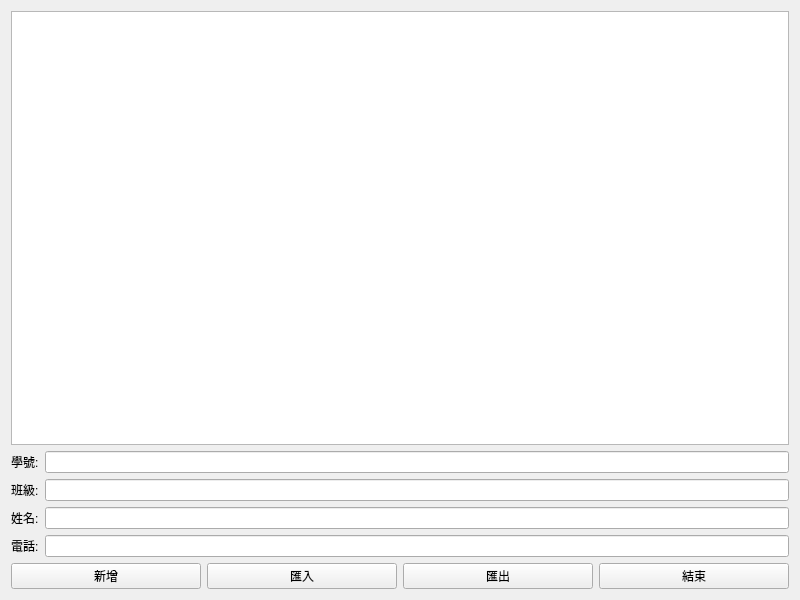
Before: the Qt Designer form widget.ui in kaiiilul/ContactBook, drawn with Qt 5.
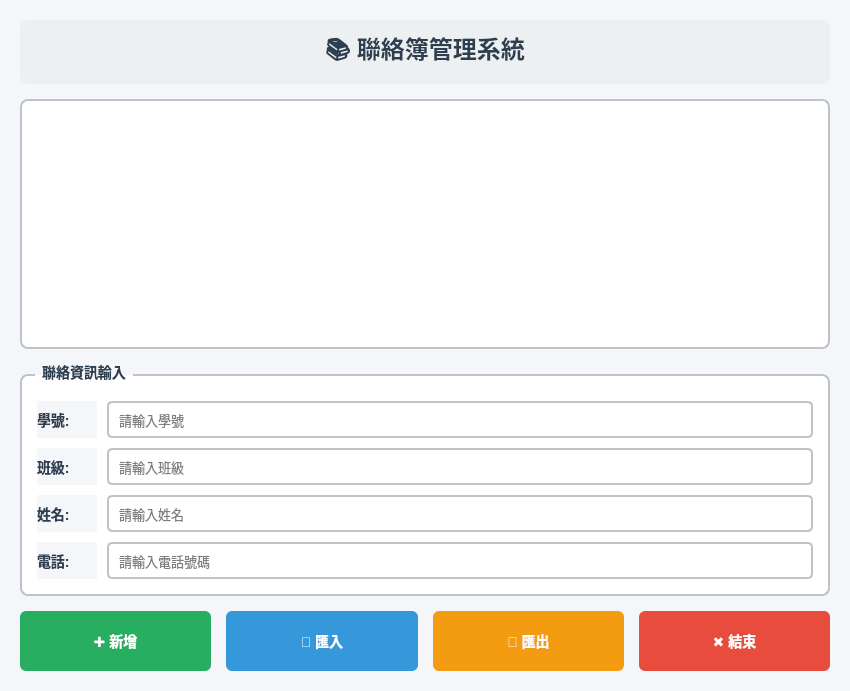
After: the same form once the commit is applied.

Commit message: Beautify UI with modern color scheme and improved layout

Patch:
```diff
--- a/widget.ui
+++ b/widget.ui
@@ -6,19 +6,208 @@
    <rect>
     <x>0</x>
     <y>0</y>
-    <width>800</width>
-    <height>600</height>
+    <width>850</width>
+    <height>650</height>
    </rect>
   </property>
   <property name="windowTitle">
-   <string>Widget</string>
+   <string>聯絡簿管理系統</string>
+  </property>
+  <property name="styleSheet">
+   <string notr="true">QWidget {
+    background-color: #f5f6fa;
+}
+
+QLabel {
+    color: #2c3e50;
+    font-size: 14px;
+    font-weight: bold;
+    min-width: 60px;
+}
+
+QLineEdit {
+    padding: 8px;
+    border: 2px solid #bdc3c7;
+    border-radius: 5px;
+    background-color: white;
+    font-size: 13px;
+}
+
+QLineEdit:focus {
+    border: 2px solid #3498db;
+}
+
+QTableWidget {
+    background-color: white;
+    border: 2px solid #bdc3c7;
+    border-radius: 8px;
+    gridline-color: #ecf0f1;
+    font-size: 13px;
+}
+
+QTableWidget::item {
+    padding: 5px;
+}
+
+QTableWidget::item:selected {
+    background-color: #3498db;
+    color: white;
+}
+
+QHeaderView::section {
+    background-color: #34495e;
+    color: white;
+    padding: 8px;
+    border: none;
+    font-weight: bold;
+    font-size: 13px;
+}
+
+QPushButton {
+    padding: 10px 20px;
+    border: none;
+    border-radius: 6px;
+    font-size: 14px;
+    font-weight: bold;
+    min-width: 100px;
+    min-height: 40px;
+}
+
+QPushButton:hover {
+    opacity: 0.9;
+}
+
+QPushButton:pressed {
+    padding-top: 12px;
+    padding-bottom: 8px;
+}
+
+QPushButton#pushButton {
+    background-color: #27ae60;
+    color: white;
+}
+
+QPushButton#pushButton:hover {
+    background-color: #229954;
+}
+
+QPushButton#pushButton_3 {
+    background-color: #3498db;
+    color: white;
+}
+
+QPushButton#pushButton_3:hover {
+    background-color: #2980b9;
+}
+
+QPushButton#pushButton_2 {
+    background-color: #f39c12;
+    color: white;
+}
+
+QPushButton#pushButton_2:hover {
+    background-color: #d68910;
+}
+
+QPushButton#pushButton_4 {
+    background-color: #e74c3c;
+    color: white;
+}
+
+QPushButton#pushButton_4:hover {
+    background-color: #c0392b;
+}</string>
   </property>
   <layout class="QVBoxLayout" name="verticalLayout">
+   <property name="spacing">
+    <number>15</number>
+   </property>
+   <property name="leftMargin">
+    <number>20</number>
+   </property>
+   <property name="topMargin">
+    <number>20</number>
+   </property>
+   <property name="rightMargin">
+    <number>20</number>
+   </property>
+   <property name="bottomMargin">
+    <number>20</number>
+   </property>
    <item>
-    <widget class="QTableWidget" name="tableWidget"/>
+    <widget class="QLabel" name="titleLabel">
+     <property name="text">
+      <string>📚 聯絡簿管理系統</string>
+     </property>
+     <property name="alignment">
+      <set>Qt::AlignCenter</set>
+     </property>
+     <property name="styleSheet">
+      <string notr="true">QLabel {
+    font-size: 24px;
+    font-weight: bold;
+    color: #2c3e50;
+    padding: 10px;
+    background-color: #ecf0f1;
+    border-radius: 8px;
+}</string>
+     </property>
+    </widget>
    </item>
+   <item>
+    <widget class="QTableWidget" name="tableWidget">
+     <property name="minimumSize">
+      <size>
+       <width>0</width>
+       <height>250</height>
+      </size>
+     </property>
+    </widget>
+   </item>
+   <item>
+    <widget class="QGroupBox" name="groupBox">
+     <property name="title">
+      <string>聯絡資訊輸入</string>
+     </property>
+     <property name="styleSheet">
+      <string notr="true">QGroupBox {
+    border: 2px solid #bdc3c7;
+    border-radius: 8px;
+    margin-top: 10px;
+    padding-top: 10px;
+    background-color: white;
+    font-weight: bold;
+    font-size: 14px;
+    color: #2c3e50;
+}
+
+QGroupBox::title {
+    subcontrol-origin: margin;
+    left: 15px;
+    padding: 0 5px;
+}</string>
+     </property>
+     <layout class="QVBoxLayout" name="verticalLayout_2">
+      <property name="spacing">
+       <number>10</number>
+      </property>
+      <property name="leftMargin">
+       <number>15</number>
+      </property>
+      <property name="topMargin">
+       <number>15</number>
+      </property>
+      <property name="rightMargin">
+       <number>15</number>
+      </property>
+      <property name="bottomMargin">
+       <number>15</number>
+      </property>
    <item>
     <layout class="QHBoxLayout" name="horizontalLayout">
+        <property name="spacing">
+         <number>10</number>
+        </property>
      <item>
       <widget class="QLabel" name="label">
        <property name="text">
@@ -27,12 +216,19 @@
       </widget>
      </item>
      <item>
-      <widget class="QLineEdit" name="lineEdit"/>
+         <widget class="QLineEdit" name="lineEdit">
+          <property name="placeholderText">
+           <string>請輸入學號</string>
+          </property>
+         </widget>
      </item>
     </layout>
    </item>
    <item>
     <layout class="QHBoxLayout" name="horizontalLayout_2">
+        <property name="spacing">
+         <number>10</number>
+        </property>
      <item>
       <widget class="QLabel" name="label_4">
        <property name="text">
@@ -41,12 +237,19 @@
       </widget>
      </item>
      <item>
-      <widget class="QLineEdit" name="lineEdit_4"/>
+         <widget class="QLineEdit" name="lineEdit_4">
+          <property name="placeholderText">
+           <string>請輸入班級</string>
+          </property>
+         </widget>
      </item>
     </layout>
    </item>
    <item>
     <layout class="QHBoxLayout" name="horizontalLayout_3">
+        <property name="spacing">
+         <number>10</number>
+        </property>
      <item>
       <widget class="QLabel" name="label_2">
        <property name="text">
@@ -55,12 +258,19 @@
       </widget>
      </item>
      <item>
-      <widget class="QLineEdit" name="lineEdit_2"/>
+         <widget class="QLineEdit" name="lineEdit_2">
+          <property name="placeholderText">
+           <string>請輸入姓名</string>
+          </property>
+         </widget>
      </item>
     </layout>
    </item>
    <item>
     <layout class="QHBoxLayout" name="horizontalLayout_5">
+        <property name="spacing">
+         <number>10</number>
+        </property>
      <item>
       <widget class="QLabel" name="label_3">
        <property name="text">
@@ -69,37 +279,47 @@
       </widget>
      </item>
      <item>
-      <widget class="QLineEdit" name="lineEdit_3"/>
-     </item>
-    </layout>
+         <widget class="QLineEdit" name="lineEdit_3">
+          <property name="placeholderText">
+           <string>請輸入電話號碼</string>
+          </property>
+         </widget>
+        </item>
+       </layout>
+      </item>
+     </layout>
+    </widget>
    </item>
    <item>
     <layout class="QHBoxLayout" name="horizontalLayout_4">
+     <property name="spacing">
+      <number>15</number>
+     </property>
      <item>
       <widget class="QPushButton" name="pushButton">
        <property name="text">
-        <string>新增</string>
+        <string>✚ 新增</string>
        </property>
       </widget>
      </item>
      <item>
       <widget class="QPushButton" name="pushButton_3">
        <property name="text">
-        <string>匯入</string>
+        <string>📁 匯入</string>
        </property>
       </widget>
      </item>
      <item>
       <widget class="QPushButton" name="pushButton_2">
        <property name="text">
-        <string>匯出</string>
+        <string>💾 匯出</string>
        </property>
       </widget>
      </item>
      <item>
       <widget class="QPushButton" name="pushButton_4">
        <property name="text">
-        <string>結束</string>
+        <string>✖ 結束</string>
        </property>
       </widget>
      </item>
```
Lines whose indentation alone changed are shown as unchanged. The commit also changes 1 other file.
